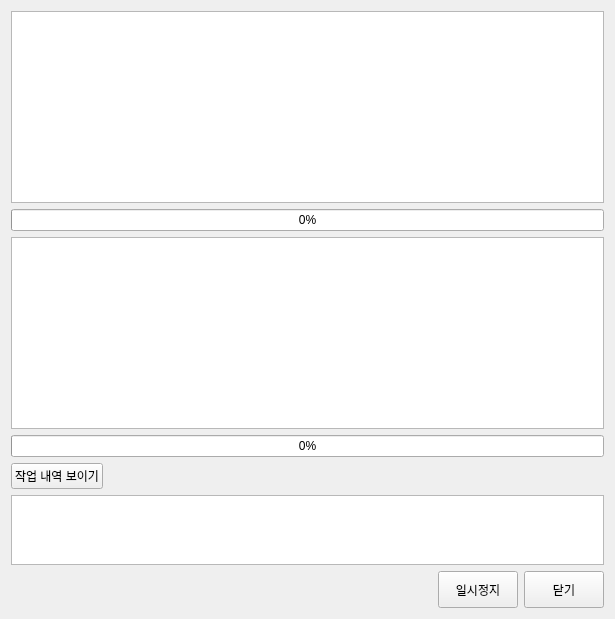
Old version of the form arkzip/arkgui/ui/DecompressProgressWidget.ui in the repository Thestars3/arkzip.
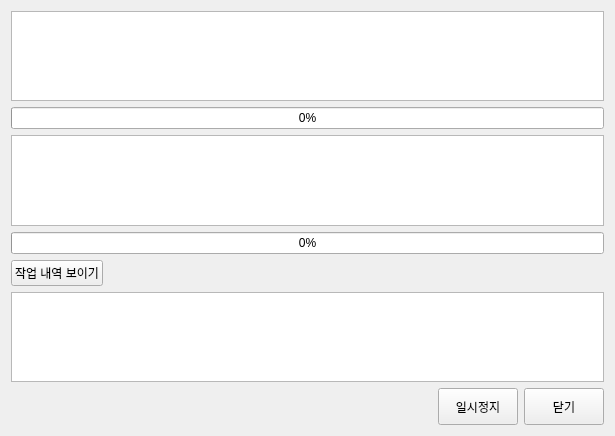
New version of the form. Icons and pictures are not drawn. Custom widgets are drawn as their Qt base class.

Diff of the .ui file:
```diff
--- a/arkzip/arkgui/ui/DecompressProgressWidget.ui
+++ b/arkzip/arkgui/ui/DecompressProgressWidget.ui
@@ -26,7 +26,7 @@
    <item>
     <widget class="QWrapLabel" name="archaiveFileName">
      <property name="sizePolicy">
-      <sizepolicy hsizetype="Expanding" vsizetype="Minimum">
+      <sizepolicy hsizetype="Expanding" vsizetype="Preferred">
        <horstretch>0</horstretch>
        <verstretch>0</verstretch>
       </sizepolicy>
@@ -52,7 +52,7 @@
    <item>
     <widget class="QWrapLabel" name="extractFileName">
      <property name="sizePolicy">
-      <sizepolicy hsizetype="Expanding" vsizetype="Minimum">
+      <sizepolicy hsizetype="Expanding" vsizetype="Preferred">
        <horstretch>0</horstretch>
        <verstretch>0</verstretch>
       </sizepolicy>
```
Left out of the diff: 6 changed lines with no effect on the pictures.
